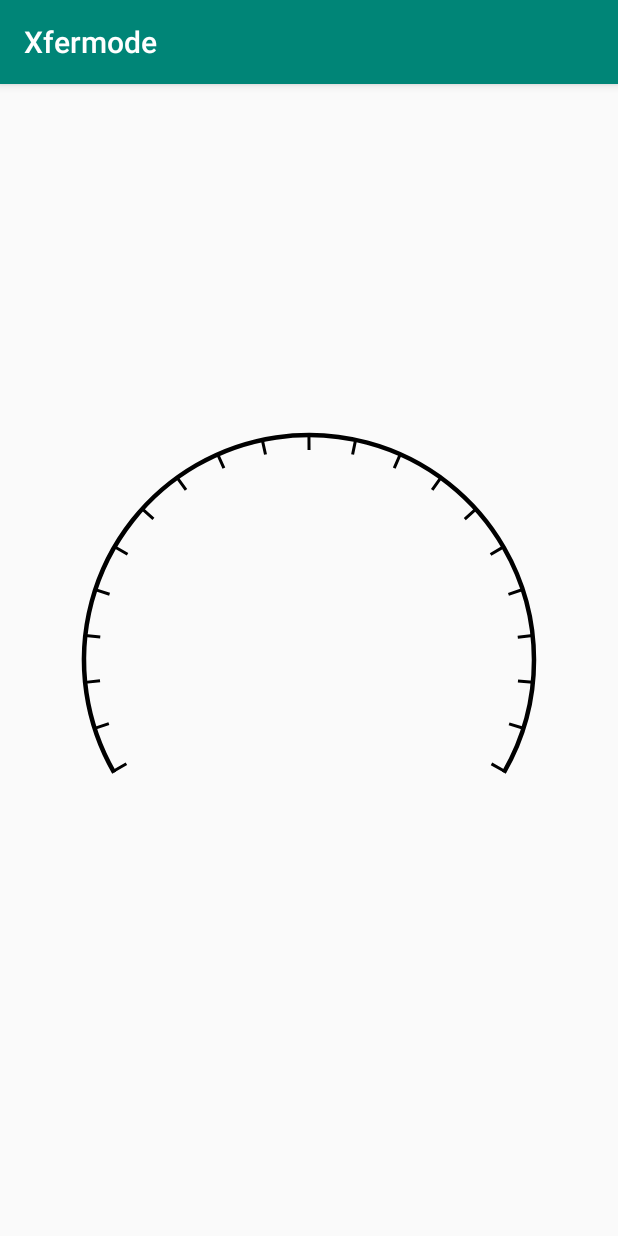
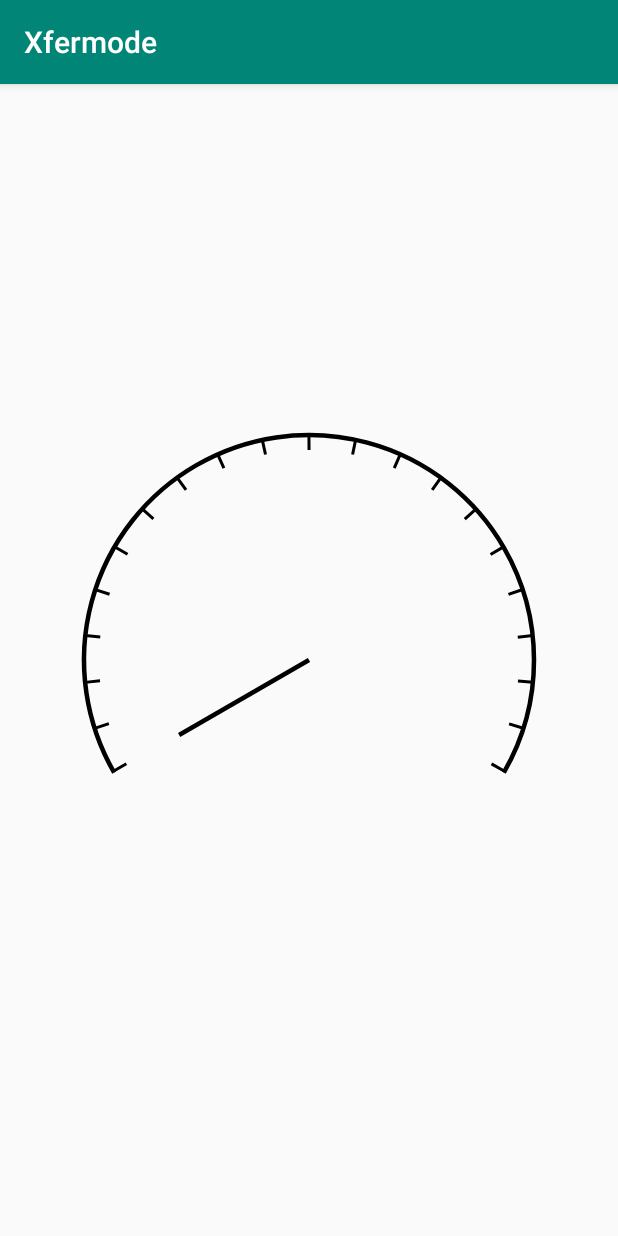
Before and after one commit to Halo-CHN/Practise, an Android app: the screen it shows after launch (MainActivity), on a phone screen of 412 x 824 dp. Run offline under Robolectric (Android 15) with nearby library versions, the phone set to English and light mode, and no system bars.

```diff
--- a/xfermode/src/main/java/com/halochn/xfermode/view/DashBoard.kt
+++ b/xfermode/src/main/java/com/halochn/xfermode/view/DashBoard.kt
@@ -5,16 +5,20 @@ import android.graphics.*
 import android.util.AttributeSet
 import android.view.View
 import com.halochn.xfermode.Utils
+import kotlin.math.cos
+import kotlin.math.sin
 
 class DashBoard(context: Context?, attrs: AttributeSet?) : View(context, attrs) {
 
     private val RADIUS = Utils.dp2px(150)
+    private val LENGTH = Utils.dp2px(100)
     private val ANGLE = 120
     private val paint = Paint(Paint.ANTI_ALIAS_FLAG)
     private val dash = Path()
     private var path: Path
     private lateinit var dashPathEffect: PathDashPathEffect
     private lateinit var pathMeasure: PathMeasure
+    private var dashMark = 0
 
     init {
         paint.style = Paint.Style.STROKE
@@ -65,6 +69,17 @@ class DashBoard(context: Context?, attrs: AttributeSet?) : View(context, attrs)
         paint.pathEffect = null
 
         //画指针
+        canvas?.drawLine(
+            (width / 2).toFloat(),
+            (height / 2).toFloat(),
+            ((width / 2 + cos(Math.toRadians(getAngleForMark(dashMark).toDouble())) * LENGTH).toFloat()),
+            (height / 2 + sin(Math.toRadians(getAngleForMark(dashMark).toDouble())) * LENGTH).toFloat(),
+            paint
+        )
+    }
 
+    private fun getAngleForMark(mark: Int): Float {
+
+        return (90 + ANGLE / 2 + (360 - ANGLE) / 20 * mark).toFloat()
     }
 }
```
